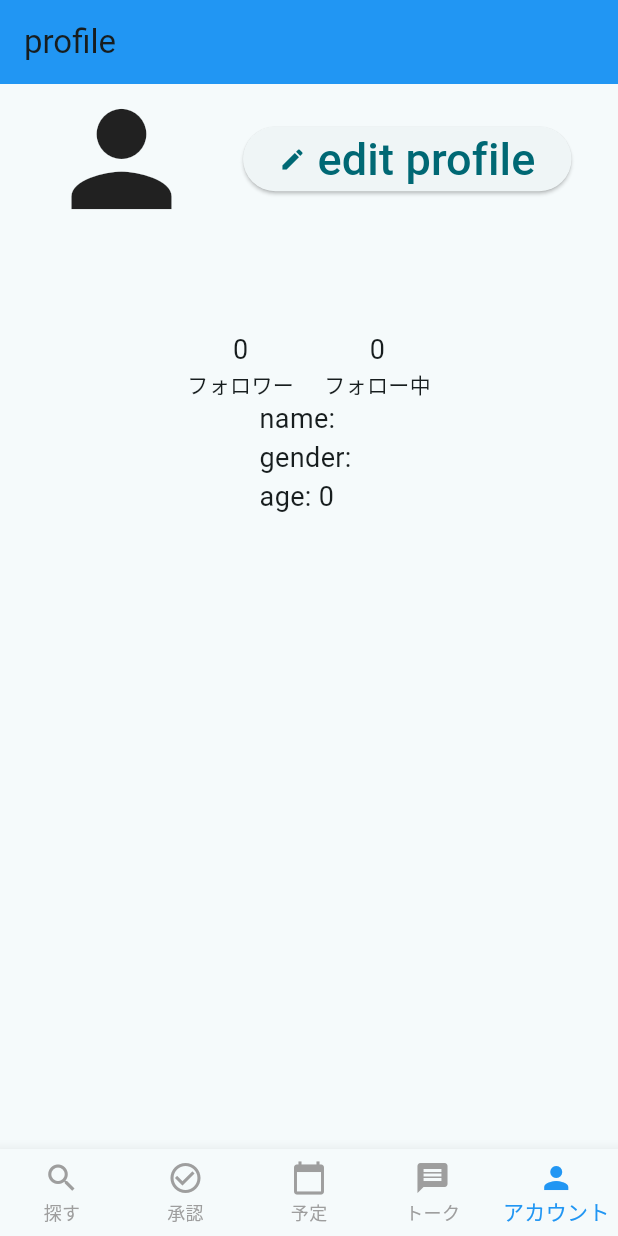
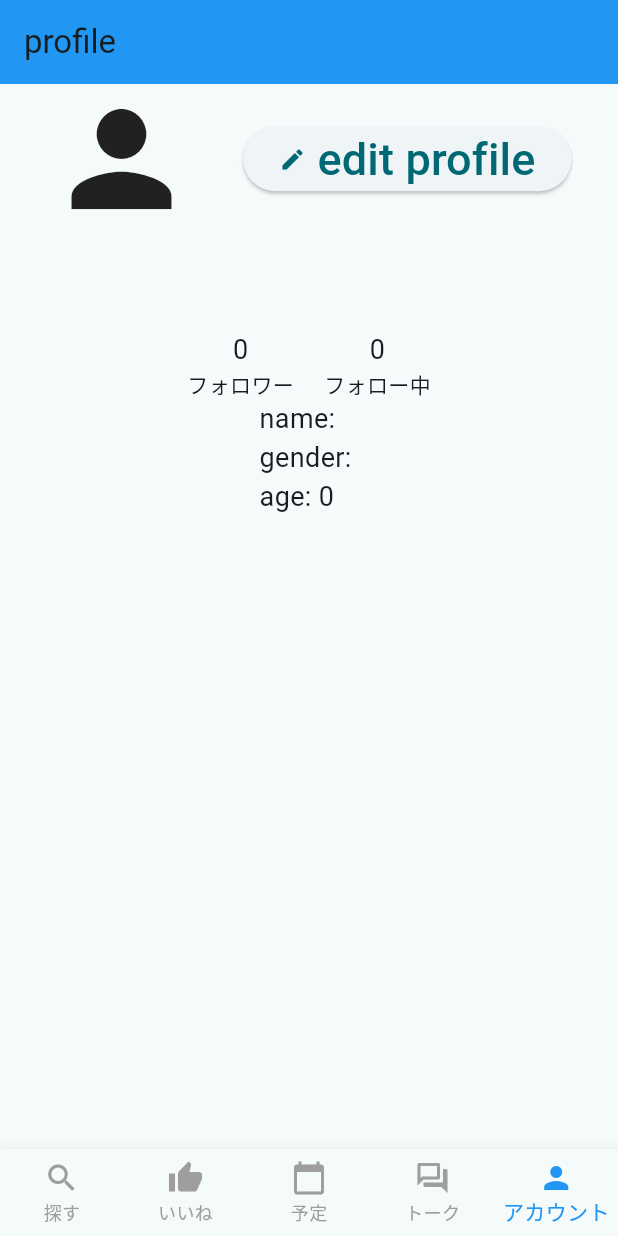
Before and after one commit to Mkazuki0511/Third, a Flutter app: the MyHomePage screen opened directly, item 5 of the bottom bar chosen, on a phone screen of 412 x 824 dp. Run offline on Flutter 3.47's test engine with Material 3 defaults, Android fonts, the phone set to English and light mode, and no system bars; our stand-ins replace cloud_firestore, firebase_auth, firebase_core; accounts and stored records are empty.

Commit message:
承認ページとスケジュールページの作成

```diff
--- a/lib/main.dart
+++ b/lib/main.dart
@@ -1,14 +1,16 @@
 import 'package:flutter/material.dart';
 import 'package:third/start/pages/lobby.dart';
 import 'package:firebase_core/firebase_core.dart';
-import 'package:third/pages/page_home.dart';
 import 'package:third/pages/page_search.dart';
 import 'package:third/pages/page_message.dart';
 import 'package:third/pages/page_profile.dart';
+import 'package:third/pages/page_approval.dart';
+import 'package:third/pages/page_schedule.dart';
 import 'firebase_options.dart';
 import 'package:third/sub/pages/page_profile.edit.dart';
 import 'package:provider/provider.dart';
 import '../providers/profile_provider.dart';
+
 
 void main() async {
   WidgetsFlutterBinding.ensureInitialized();
@@ -37,7 +39,7 @@ class MyApp extends StatelessWidget {
         colorScheme: ColorScheme.fromSeed(seedColor: Colors.white),
         useMaterial3: true,
       ),
-      home: const LobbyPage(), //最初の画面
+       home: const LobbyPage(), //最初の画面
     );
   }
 }
@@ -53,8 +55,8 @@ class MyHomePage extends StatefulWidget {
 class _MyHomePageState extends State<MyHomePage> {
   static final _pages = [
      const Page_search(), // 0:探す
-     Container(color: Colors.white, child: const Center(child: Text('承認ページ', style: TextStyle(fontSize: 32.0)))), // 1: 承認 (仮ページ)
-     Container(color: Colors.white, child: const Center(child: Text('予定ページ', style: TextStyle(fontSize: 32.0)))), // 2: 予定 (仮ページ)
+     const Page_approval(), // 1: 承認
+     const Page_schedule(), // 2: 予定
      const Page_message(), //3:トーク
      Page_profile(), //4:アカウント
   ];
@@ -77,9 +79,9 @@ class _MyHomePageState extends State<MyHomePage> {
           // 2, 5つのアイテムに変更
           items: const <BottomNavigationBarItem>[
             BottomNavigationBarItem(icon: Icon(Icons.search),label: '探す'),
-            BottomNavigationBarItem(icon: Icon(Icons.check_circle_outline),label: '承認'),
+            BottomNavigationBarItem(icon: Icon(Icons.thumb_up),label: 'いいね'),
             BottomNavigationBarItem(icon: Icon(Icons.calendar_today),label: '予定'),
-            BottomNavigationBarItem(icon: Icon(Icons.message),label: 'トーク'),
+            BottomNavigationBarItem(icon: Icon(Icons.forum_outlined),label: 'トーク'),
             BottomNavigationBarItem(icon: Icon(Icons.person),label: 'アカウント'),
             ],
         type: BottomNavigationBarType.fixed, // 5つのアイテムを均等に配置するために必要
```
Also changed, not shown: lib/pages/page_approval.dart (renamed from lib/pages/page_home.dart, +4 -4 lines), lib/pages/page_schedule.dart (added, +17 -0 lines).
